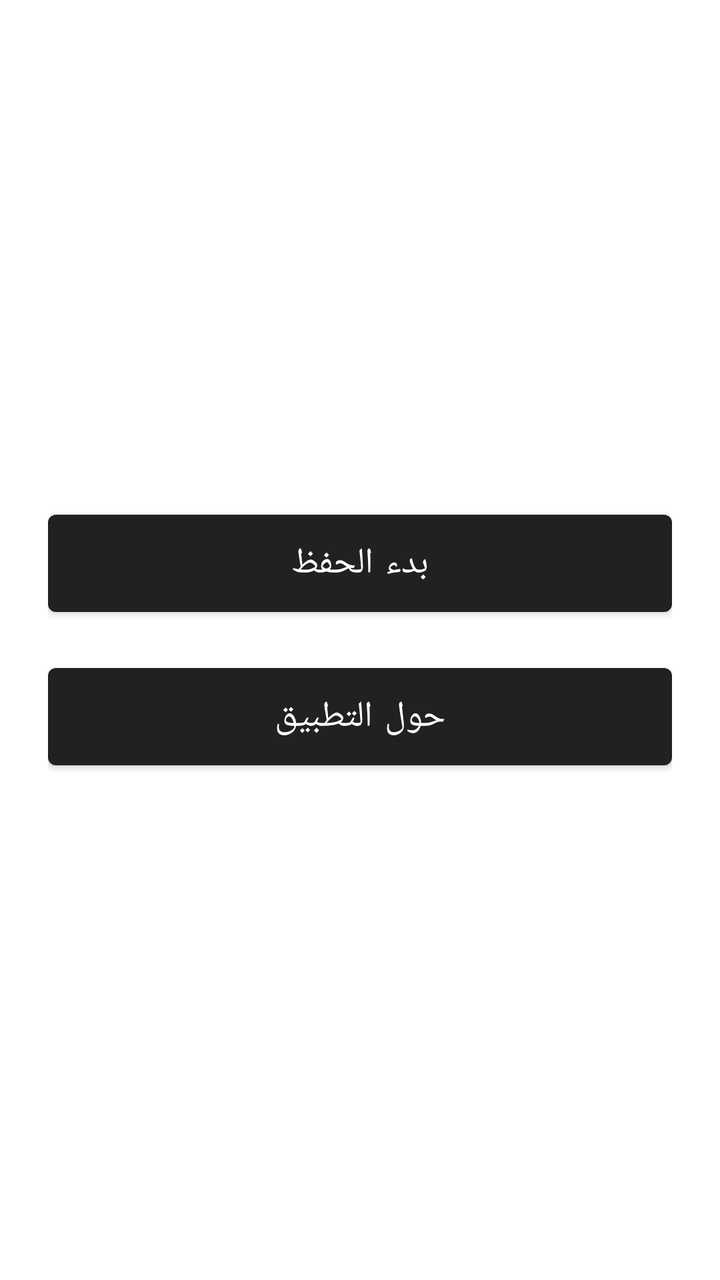
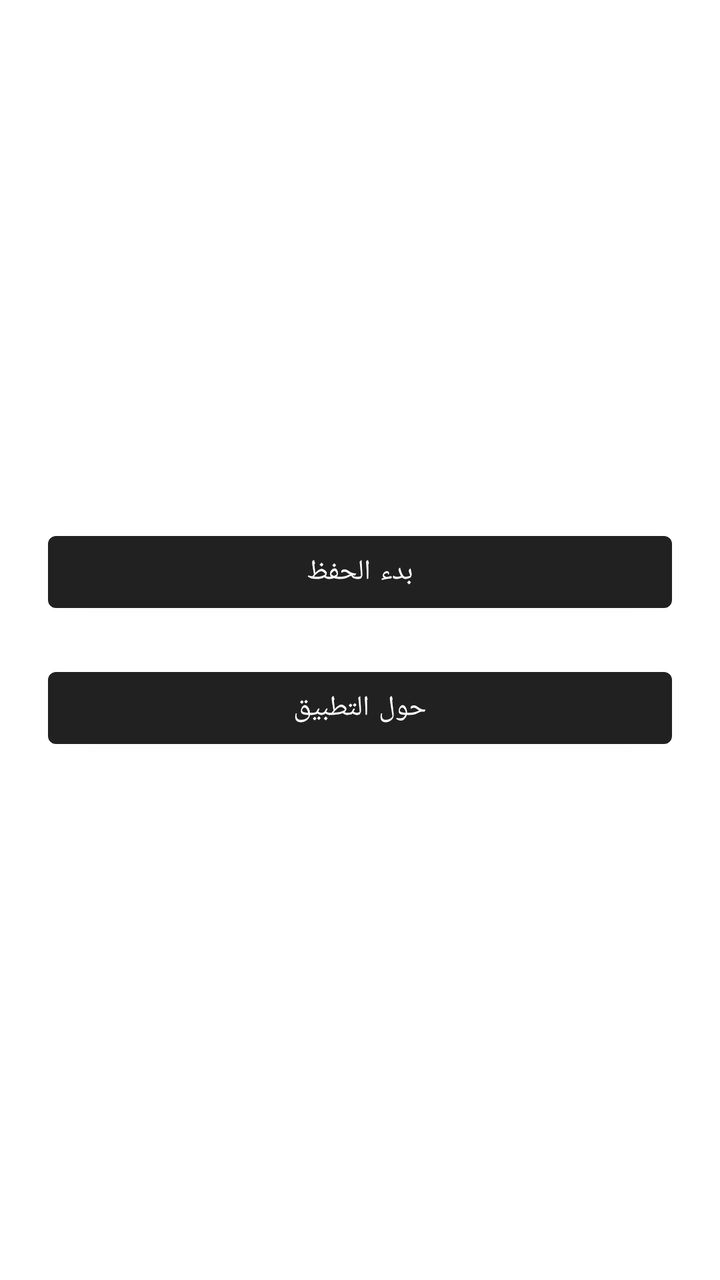

An Android layout rendered at two revisions. The XML below is the earlier revision; the diff shows what the commit changed to produce the second picture.
<!-- AndroidManifest.xml: application theme Theme.QuranMemorizationApp -->
<!-- res/layout/activity_main.xml -->
<?xml version="1.0" encoding="utf-8"?>
<LinearLayout
    xmlns:android="http://schemas.android.com/apk/res/android"
    android:layout_width="match_parent"
    android:layout_height="match_parent"
    android:orientation="vertical"
    android:gravity="center"
    android:padding="24dp">

    <Button
        android:id="@+id/btnStart"
        android:layout_width="match_parent"
        android:layout_height="wrap_content"
        android:text="بدء الحفظ"
        android:textSize="18sp"
        android:padding="12dp"
        android:layout_marginBottom="16dp"/>

    <Button
        android:id="@+id/btnAbout"
        android:layout_width="match_parent"
        android:layout_height="wrap_content"
        android:text="حول التطبيق"
        android:textSize="18sp"
        android:padding="12dp"/>

</LinearLayout>
<!-- resources referenced by this layout -->
<resources>
  <style name="Theme.QuranMemorizationApp" parent="Base.Theme.QuranMemorizationApp" />
  <style name="Base.Theme.QuranMemorizationApp" parent="Theme.MaterialComponents.DayNight.DarkActionBar">
      </style>
</resources>

<!-- the commit's change to res/layout/activity_main.xml (unified diff, before → after) -->
@@ -1,27 +1,22 @@
-<?xml version="1.0" encoding="utf-8"?>
 <LinearLayout
     xmlns:android="http://schemas.android.com/apk/res/android"
     android:layout_width="match_parent"
     android:layout_height="match_parent"
+    android:gravity="center"
     android:orientation="vertical"
-    android:gravity="center"
     android:padding="24dp">
 
     <Button
         android:id="@+id/btnStart"
+        android:text="بدء الحفظ"
         android:layout_width="match_parent"
         android:layout_height="wrap_content"
-        android:text="بدء الحفظ"
-        android:textSize="18sp"
-        android:padding="12dp"
-        android:layout_marginBottom="16dp"/>
+        android:layout_marginBottom="20dp"/>
 
     <Button
         android:id="@+id/btnAbout"
+        android:text="حول التطبيق"
         android:layout_width="match_parent"
-        android:layout_height="wrap_content"
-        android:text="حول التطبيق"
-        android:textSize="18sp"
-        android:padding="12dp"/>
+        android:layout_height="wrap_content"/>
 
 </LinearLayout>
